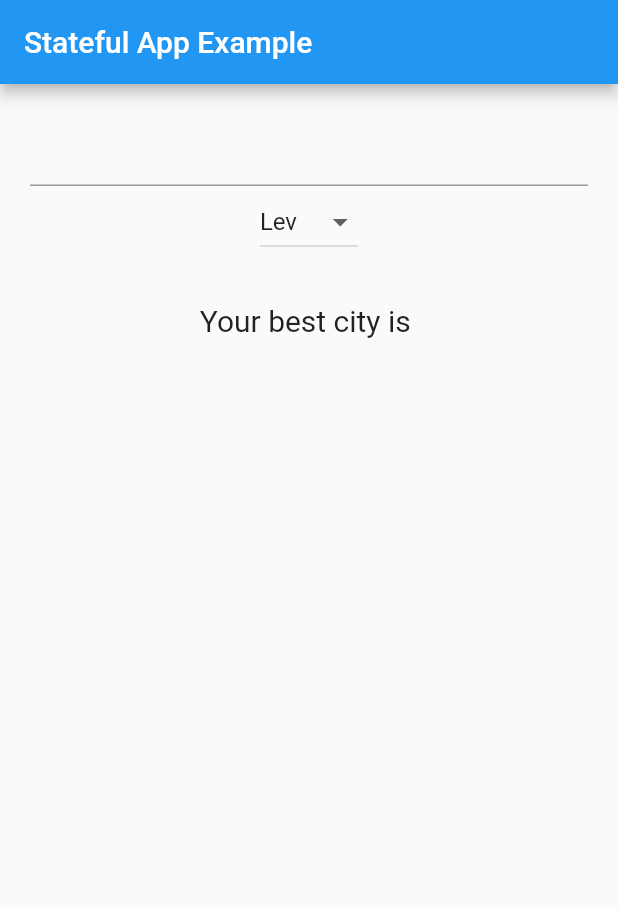
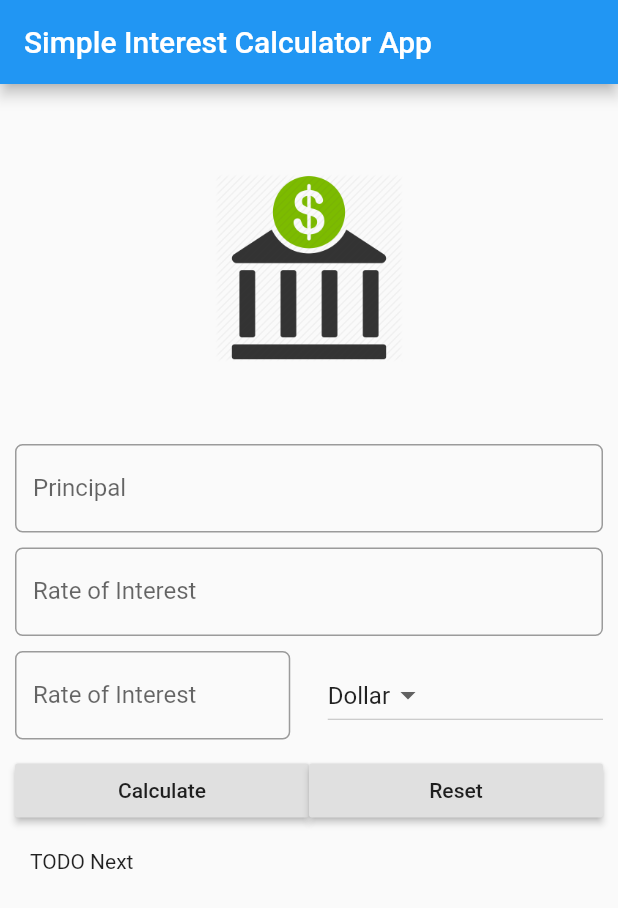
Before and after one commit to PetkoPenchovski/FlutterApp-Demo, a Flutter app: the screen it shows after launch, on a phone screen of 412 x 824 dp. Shown: the top 908 px of the screen. Run offline on Flutter 3.47's test engine with Material 2 defaults, Android fonts, the phone set to English and light mode, and no system bars.

Commit message:
add all UI elements of the calculator

```diff
--- a/lib/main.dart
+++ b/lib/main.dart
@@ -2,62 +2,114 @@ import 'package:flutter/material.dart';
 
 void main() {
   runApp(MaterialApp(
-    title: "Stateful App Example",
-    home: FavoriteCity(),
+    title: "Simple Interest Calculator App",
+    home: SIForm(),
   ));
 }
 
-class FavoriteCity extends StatefulWidget {
+class SIForm extends StatefulWidget {
   @override
   State<StatefulWidget> createState() {
-    return _FavoriteCityState();
+    return _SIFormState();
   }
 }
 
-class _FavoriteCityState extends State<FavoriteCity> {
+class _SIFormState extends State<SIForm> {
   String nameCity = "";
-  var _currencies = ['Lev', 'Dollar', 'Euro', 'Kuna'];
-  var _ccurentItemSelected = 'Lev';
+  final _minimumMargin = 5.0;
+  final _minimumPadding = 5.0;
+
+  var _currencies = ['Dollar', 'Lev', 'Euro', 'Kuna'];
+  var _ccurentItemSelected = 'Dollar';
 
   @override
   Widget build(BuildContext context) {
     debugPrint("Favorite City widget is creating");
 
     return Scaffold(
+      resizeToAvoidBottomPadding: false,
       appBar: AppBar(
-        title: Text("Stateful App Example"),
+        title: Text("Simple Interest Calculator App"),
       ),
       body: Container(
-        margin: EdgeInsets.all(20.0),
-        child: Column(
+        margin: EdgeInsets.all(_minimumMargin * 2),
+        child: ListView(           //ListView allow the App Screen to be adaptive to different screen devices
           children: <Widget>[
-            TextField(
-              onSubmitted: (String userInput) {
-                setState(() {
-                  debugPrint(
-                      "Set State is called, this tell framework redraw the FavCity widget");
-                  nameCity = userInput;
-                });
-              },
-            ),
-            DropdownButton<String>(
-              items: _currencies.map((String dropDownStringItem) {
-                return DropdownMenuItem<String>(
-                  value: dropDownStringItem,
-                  child: Text(dropDownStringItem),
-                );
-              }).toList(),
-              onChanged: (String newValueSelected) {
-                _onDropDownItemSelected(newValueSelected);
-              },
-              value: _ccurentItemSelected,
-            ),
+            getImageAsset(),
             Padding(
-              padding: EdgeInsets.all(30.0),
-              child: Text(
-                "Your best city is $nameCity",
-                style: TextStyle(fontSize: 20.0),
-              ),
+                padding: EdgeInsets.only(
+                    top: _minimumPadding, bottom: _minimumPadding),
+                child: TextField(
+                  keyboardType: TextInputType.number,
+                  decoration: InputDecoration(
+                      labelText: 'Principal',
+                      hintText: 'Enter Principal e.g. 1000',
+                      border: OutlineInputBorder(
+                          borderRadius: BorderRadius.circular(5.0))),
+                )),
+            Padding(
+                padding: EdgeInsets.only(
+                    top: _minimumPadding, bottom: _minimumPadding),
+                child: TextField(
+                  keyboardType: TextInputType.number,
+                  decoration: InputDecoration(
+                      labelText: 'Rate of Interest',
+                      hintText: 'In percent %',
+                      border: OutlineInputBorder(
+                          borderRadius: BorderRadius.circular(5.0))),
+                )),
+            Padding(
+                padding: EdgeInsets.only(
+                    top: _minimumPadding, bottom: _minimumPadding),
+                child: Row(
+                  children: <Widget>[
+                    Expanded(
+                      child: TextField(
+                          keyboardType: TextInputType.number,
+                          decoration: InputDecoration(
+                              labelText: 'Rate of Interest',
+                              hintText: 'In percent %',
+                              border: OutlineInputBorder(
+                                  borderRadius: BorderRadius.circular(5.0)))),
+                    ),
+                    Container(
+                      width: _minimumPadding * 5,
+                    ),
+                    Expanded(
+                        child: DropdownButton<String>(
+                      items: _currencies.map((String value) {
+                        return DropdownMenuItem<String>(
+                          value: value,
+                          child: Text(value),
+                        );
+                      }).toList(),
+                      value: 'Dollar',
+                      onChanged: (String newValueSelected) {},
+                    ))
+                  ],
+                )),
+            Padding(
+                padding: EdgeInsets.only(
+                    top: _minimumPadding, bottom: _minimumPadding),
+                child: Row(
+                  children: <Widget>[
+                    Expanded(
+                      child: RaisedButton(
+                        child: Text('Calculate'),
+                        onPressed: () {},
+                      ),
+                    ),
+                    Expanded(
+                      child: RaisedButton(
+                        child: Text('Reset'),
+                        onPressed: () {},
+                      ),
+                    )
+                  ],
+                )),
+            Padding(
+              padding: EdgeInsets.all(_minimumPadding * 2),
+              child: Text('TODO Next'),
             )
           ],
         ),
@@ -65,9 +117,12 @@ class _FavoriteCityState extends State<FavoriteCity> {
     );
   }
 
-  void _onDropDownItemSelected(String newValueSelected) {
-    setState(() {
-      this._ccurentItemSelected = newValueSelected;
-    });
+  Widget getImageAsset() {
+    AssetImage assetImage = AssetImage('images/bank.png');
+    Image image = Image(image: assetImage, width: 125.0, height: 125.0);
+    return Container(
+      child: image,
+      margin: EdgeInsets.all(_minimumMargin * 10),
+    );
   }
 }
```
Also changed, not shown: pubspec.yaml (+4 -4 lines), images/bank.png (added).
